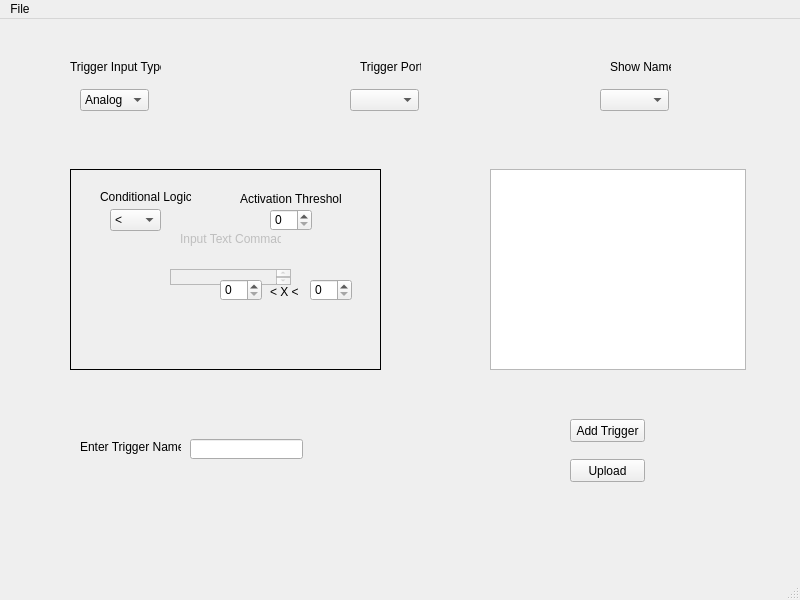
The window that behaviorprogramming.ui (morganaugbrown/AnimaniacsGUI) describes before a commit, drawn with Qt 5.
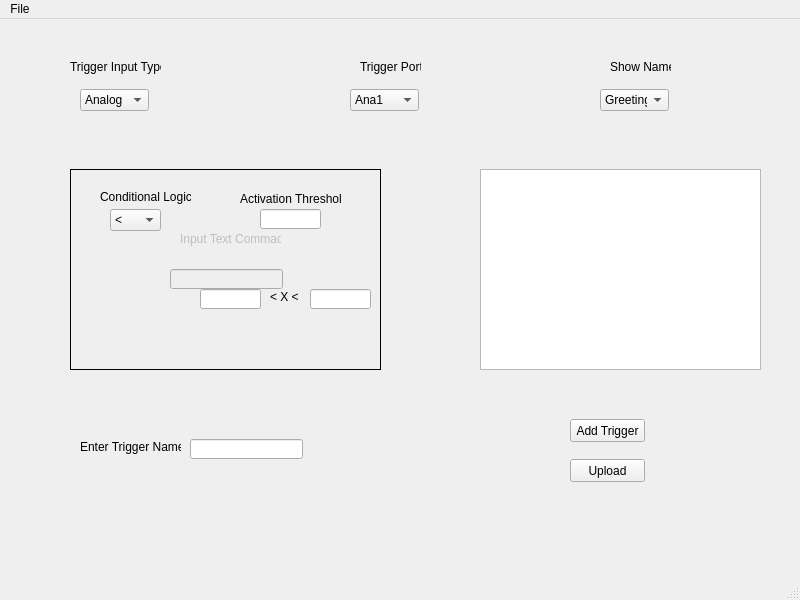
The same window after the commit. Icons and pictures are not drawn.

What changed in the file:
```diff
--- a/behaviorprogramming.ui
+++ b/behaviorprogramming.ui
@@ -14,16 +14,6 @@
    <string>MainWindow</string>
   </property>
   <widget class="QWidget" name="centralwidget">
-   <widget class="QListView" name="triggerList">
-    <property name="geometry">
-     <rect>
-      <x>490</x>
-      <y>150</y>
-      <width>256</width>
-      <height>201</height>
-     </rect>
-    </property>
-   </widget>
    <widget class="QComboBox" name="inTypeMenu">
     <property name="geometry">
      <rect>
@@ -58,6 +48,41 @@
       <height>22</height>
      </rect>
     </property>
+    <item>
+     <property name="text">
+      <string>Ana1</string>
+     </property>
+    </item>
+    <item>
+     <property name="text">
+      <string>Ana2</string>
+     </property>
+    </item>
+    <item>
+     <property name="text">
+      <string>Ana3</string>
+     </property>
+    </item>
+    <item>
+     <property name="text">
+      <string>Dig1</string>
+     </property>
+    </item>
+    <item>
+     <property name="text">
+      <string>Dig2</string>
+     </property>
+    </item>
+    <item>
+     <property name="text">
+      <string>Dig3</string>
+     </property>
+    </item>
+    <item>
+     <property name="text">
+      <string>Text</string>
+     </property>
+    </item>
    </widget>
    <widget class="QComboBox" name="showNameMenu">
     <property name="geometry">
@@ -68,6 +93,21 @@
       <height>22</height>
      </rect>
     </property>
+    <item>
+     <property name="text">
+      <string>Greeting</string>
+     </property>
+    </item>
+    <item>
+     <property name="text">
+      <string>Nap Time</string>
+     </property>
+    </item>
+    <item>
+     <property name="text">
+      <string>Congrats</string>
+     </property>
+    </item>
    </widget>
    <widget class="QPushButton" name="addTrigger">
     <property name="geometry">
@@ -239,41 +279,11 @@
       <string>Activation Threshold</string>
      </property>
     </widget>
-    <widget class="QSpinBox" name="spinBox">
-     <property name="geometry">
-      <rect>
-       <x>200</x>
-       <y>40</y>
-       <width>42</width>
-       <height>22</height>
-      </rect>
-     </property>
-    </widget>
-    <widget class="QSpinBox" name="spinBox_2">
-     <property name="geometry">
-      <rect>
-       <x>150</x>
-       <y>110</y>
-       <width>42</width>
-       <height>22</height>
-      </rect>
-     </property>
-    </widget>
-    <widget class="QSpinBox" name="spinBox_3">
-     <property name="geometry">
-      <rect>
-       <x>240</x>
-       <y>110</y>
-       <width>42</width>
-       <height>22</height>
-      </rect>
-     </property>
-    </widget>
     <widget class="QLabel" name="comparisonLabel_1">
      <property name="geometry">
       <rect>
        <x>200</x>
-       <y>115</y>
+       <y>120</y>
        <width>41</width>
        <height>16</height>
       </rect>
@@ -282,6 +292,36 @@
       <string>&lt;  X &lt;</string>
      </property>
     </widget>
+    <widget class="QLineEdit" name="thresholdEdit">
+     <property name="geometry">
+      <rect>
+       <x>190</x>
+       <y>40</y>
+       <width>61</width>
+       <height>20</height>
+      </rect>
+     </property>
+    </widget>
+    <widget class="QLineEdit" name="thresholdEdit_2">
+     <property name="geometry">
+      <rect>
+       <x>130</x>
+       <y>120</y>
+       <width>61</width>
+       <height>20</height>
+      </rect>
+     </property>
+    </widget>
+    <widget class="QLineEdit" name="thresholdEdit_3">
+     <property name="geometry">
+      <rect>
+       <x>240</x>
+       <y>120</y>
+       <width>61</width>
+       <height>20</height>
+      </rect>
+     </property>
+    </widget>
    </widget>
    <widget class="QFrame" name="textFrame">
     <property name="enabled">
@@ -301,16 +341,6 @@
     <property name="frameShadow">
      <enum>QFrame::Plain</enum>
     </property>
-    <widget class="QPlainTextEdit" name="conditionText">
-     <property name="geometry">
-      <rect>
-       <x>100</x>
-       <y>100</y>
-       <width>121</width>
-       <height>16</height>
-      </rect>
-     </property>
-    </widget>
     <widget class="QLabel" name="commandLabel">
      <property name="geometry">
       <rect>
@@ -324,9 +354,27 @@
       <string>Input Text Commad</string>
      </property>
     </widget>
+    <widget class="QLineEdit" name="commandText">
+     <property name="geometry">
+      <rect>
+       <x>100</x>
+       <y>100</y>
+       <width>113</width>
+       <height>20</height>
+      </rect>
+     </property>
+    </widget>
    </widget>
-   <zorder>textFrame</zorder>
-   <zorder>triggerList</zorder>
+   <widget class="QListWidget" name="triggerList">
+    <property name="geometry">
+     <rect>
+      <x>480</x>
+      <y>150</y>
+      <width>281</width>
+      <height>201</height>
+     </rect>
+    </property>
+   </widget>
    <zorder>inTypeMenu</zorder>
    <zorder>inPortMenu</zorder>
    <zorder>showNameMenu</zorder>
```
Left out of the diff: 2 changed lines with no effect on the pictures.
